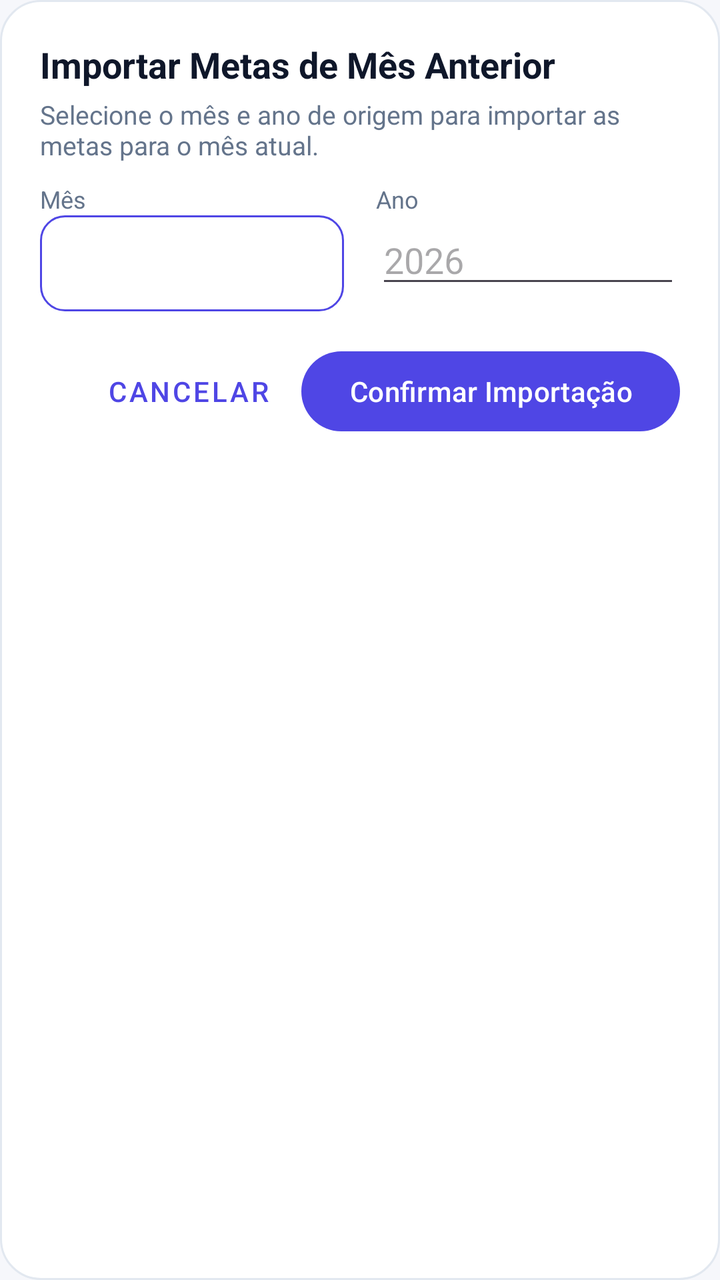
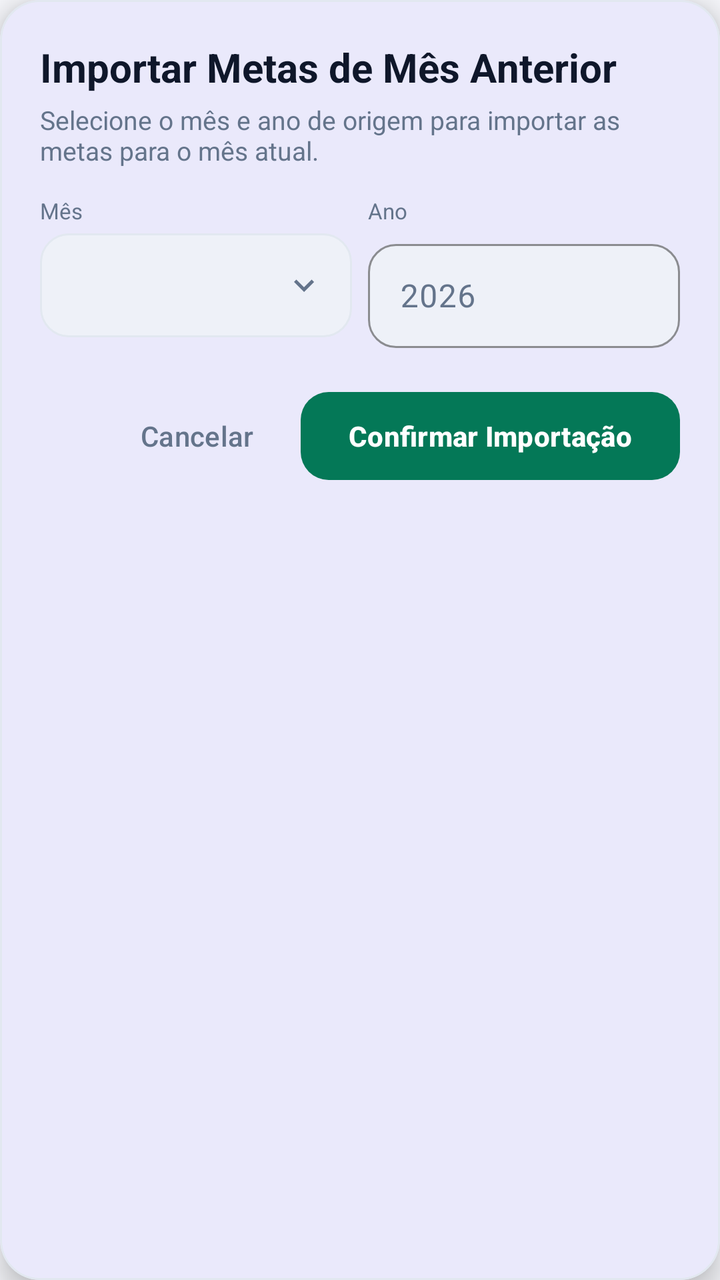

Before-and-after screenshots of an Android layout around one commit, followed by the original layout XML and the change that was made.
<!-- AndroidManifest.xml: application theme Theme.Appfinanceiro -->
<!-- res/layout/dialog_import_goals.xml -->
<?xml version="1.0" encoding="utf-8"?>
<LinearLayout xmlns:android="http://schemas.android.com/apk/res/android"
    android:layout_width="match_parent"
    android:layout_height="wrap_content"
    android:background="@drawable/bg_dialog"
    android:orientation="vertical"
    android:padding="20dp">

    <TextView
        android:layout_width="match_parent"
        android:layout_height="wrap_content"
        android:text="@string/settings_import_title"
        android:textColor="?attr/colorOnSurface"
        android:textSize="18sp"
        android:textStyle="bold" />

    <TextView
        android:layout_width="match_parent"
        android:layout_height="wrap_content"
        android:layout_marginTop="4dp"
        android:text="@string/settings_import_helper"
        android:textColor="?attr/colorOnSurfaceVariant"
        android:textSize="13sp" />

    <LinearLayout
        android:layout_width="match_parent"
        android:layout_height="wrap_content"
        android:layout_marginTop="10dp"
        android:orientation="horizontal">

        <LinearLayout
            android:layout_width="0dp"
            android:layout_height="wrap_content"
            android:layout_marginEnd="8dp"
            android:layout_weight="1"
            android:orientation="vertical">

            <TextView
                style="@style/SettingsHelper"
                android:layout_width="match_parent"
                android:layout_height="wrap_content"
                android:layout_marginTop="0dp"
                android:text="@string/settings_import_month" />

            <Spinner
                android:id="@+id/importMonthSpinner"
                android:layout_width="match_parent"
                android:layout_height="48dp"
                android:background="@drawable/glass_button_background"
                android:paddingStart="12dp"
                android:paddingEnd="12dp" />
        </LinearLayout>

        <LinearLayout
            android:layout_width="0dp"
            android:layout_height="wrap_content"
            android:layout_marginStart="8dp"
            android:layout_weight="1"
            android:orientation="vertical">

            <TextView
                style="@style/SettingsHelper"
                android:layout_width="match_parent"
                android:layout_height="wrap_content"
                android:layout_marginTop="0dp"
                android:text="@string/settings_import_year" />

            <EditText
                android:id="@+id/importYearEditText"
                android:layout_width="match_parent"
                android:layout_height="wrap_content"
                android:hint="@string/settings_year_hint"
                android:inputType="number"
                android:maxLength="4"
                android:singleLine="true" />
        </LinearLayout>
    </LinearLayout>

    <LinearLayout
        android:layout_width="match_parent"
        android:layout_height="wrap_content"
        android:layout_marginTop="16dp"
        android:gravity="end"
        android:orientation="horizontal">

        <com.google.android.material.button.MaterialButton
            android:id="@+id/cancelImportButton"
            style="@style/Widget.MaterialComponents.Button.TextButton"
            android:layout_width="wrap_content"
            android:layout_height="wrap_content"
            android:text="@string/history_cancel" />

        <com.google.android.material.button.MaterialButton
            android:id="@+id/confirmImportButton"
            android:layout_width="wrap_content"
            android:layout_height="wrap_content"
            android:layout_marginStart="8dp"
            android:text="@string/settings_import_confirm" />
    </LinearLayout>
</LinearLayout>
<!-- resources referenced by this layout -->
<resources>
  <!-- drawable bg_dialog (drawable) -->
  <?xml version="1.0" encoding="utf-8"?>
  <shape xmlns:android="http://schemas.android.com/apk/res/android"
      android:shape="rectangle">
      <solid android:color="?attr/colorSurface" />
      <corners android:radius="20dp" />
      <stroke
          android:width="1dp"
          android:color="?attr/colorOutline" />
  </shape>
  <!-- drawable glass_button_background (drawable) -->
  <?xml version="1.0" encoding="utf-8"?>
  <shape xmlns:android="http://schemas.android.com/apk/res/android"
      android:shape="rectangle">
  
      <solid android:color="?attr/colorSurface" />
  
      <corners android:radius="12dp" />
  
      <stroke
          android:width="1dp"
          android:color="?attr/colorPrimary" />
  
  </shape>
  <string name="history_cancel">Cancelar</string>
  <string name="settings_import_confirm">Confirmar Importação</string>
  <string name="settings_import_helper">Selecione o mês e ano de origem para importar as metas para o mês atual.</string>
  <string name="settings_import_month">Mês</string>
  <string name="settings_import_title">Importar Metas de Mês Anterior</string>
  <string name="settings_import_year">Ano</string>
  <string name="settings_year_hint">2026</string>
  <style name="SettingsHelper">
          <item name="android:layout_marginTop">2dp</item>
          <item name="android:textColor">?attr/colorOnSurfaceVariant</item>
          <item name="android:textSize">12sp</item>
      </style>
  <style name="Theme.Appfinanceiro" parent="Theme.Appfinanceiro.Base">
          <item name="android:windowLightStatusBar">true</item>
          <item name="android:windowLightNavigationBar">true</item>
      </style>
  <color name="brand_primary">#FF4F46E5</color>
  <color name="on_brand">#FFFFFFFF</color>
  <color name="surface_variant">#FFEEF1F8</color>
  <color name="on_surface">#FF0F172A</color>
  <color name="brand_secondary">#FF0EA5E9</color>
  <color name="cta_primary">#FF047857</color>
  <color name="on_cta">#FFFFFFFF</color>
  <color name="surface">#FFFFFFFF</color>
  <color name="on_surface_variant">#FF64748B</color>
  <color name="surface_elevated">#FFFFFFFF</color>
  <color name="background">#FFF6F7FB</color>
  <color name="on_background">#FF0F172A</color>
  <color name="error">#FFDC2626</color>
  <color name="on_error">#FFFFFFFF</color>
  <color name="outline">#FFE2E8F0</color>
  <!-- unchanged entries left out for length: 1 -->
</resources>

<!-- the commit's change to res/layout/dialog_import_goals.xml (unified diff, before → after) -->
@@ -1,100 +1,119 @@
 <?xml version="1.0" encoding="utf-8"?>
-<LinearLayout xmlns:android="http://schemas.android.com/apk/res/android"
+<com.google.android.material.card.MaterialCardView xmlns:android="http://schemas.android.com/apk/res/android"
+    xmlns:app="http://schemas.android.com/apk/res-auto"
+    style="@style/ModernCard"
     android:layout_width="match_parent"
     android:layout_height="wrap_content"
-    android:background="@drawable/bg_dialog"
-    android:orientation="vertical"
-    android:padding="20dp">
-
-    <TextView
-        android:layout_width="match_parent"
-        android:layout_height="wrap_content"
-        android:text="@string/settings_import_title"
-        android:textColor="?attr/colorOnSurface"
-        android:textSize="18sp"
-        android:textStyle="bold" />
-
-    <TextView
-        android:layout_width="match_parent"
-        android:layout_height="wrap_content"
-        android:layout_marginTop="4dp"
-        android:text="@string/settings_import_helper"
-        android:textColor="?attr/colorOnSurfaceVariant"
-        android:textSize="13sp" />
+    app:cardElevation="8dp">
 
     <LinearLayout
         android:layout_width="match_parent"
         android:layout_height="wrap_content"
-        android:layout_marginTop="10dp"
-        android:orientation="horizontal">
+        android:orientation="vertical"
+        android:padding="20dp">
+
+        <TextView
+            android:layout_width="match_parent"
+            android:layout_height="wrap_content"
+            android:text="@string/settings_import_title"
+            android:textColor="?attr/colorOnSurface"
+            android:textSize="20sp"
+            android:textStyle="bold" />
+
+        <TextView
+            android:layout_width="match_parent"
+            android:layout_height="wrap_content"
+            android:layout_marginTop="4dp"
+            android:text="@string/settings_import_helper"
+            android:textColor="?attr/colorOnSurfaceVariant"
+            android:textSize="13sp" />
 
         <LinearLayout
-            android:layout_width="0dp"
+            android:layout_width="match_parent"
             android:layout_height="wrap_content"
-            android:layout_marginEnd="8dp"
-            android:layout_weight="1"
-            android:orientation="vertical">
+            android:layout_marginTop="14dp"
+            android:orientation="horizontal">
 
-            <TextView
-                style="@style/SettingsHelper"
-                android:layout_width="match_parent"
+            <LinearLayout
+                android:layout_width="0dp"
                 android:layout_height="wrap_content"
-                android:layout_marginTop="0dp"
-                android:text="@string/settings_import_month" />
+                android:layout_marginEnd="4dp"
+                android:layout_weight="1"
+                android:orientation="vertical">
 
-            <Spinner
-                android:id="@+id/importMonthSpinner"
-                android:layout_width="match_parent"
-                android:layout_height="48dp"
-                android:background="@drawable/glass_button_background"
-                android:paddingStart="12dp"
-                android:paddingEnd="12dp" />
+                <TextView
+                    android:layout_width="match_parent"
+                    android:layout_height="wrap_content"
+                    android:text="@string/settings_import_month"
+                    android:textColor="?attr/colorOnSurfaceVariant"
+                    android:textSize="11sp" />
+
+                <Spinner
+                    android:id="@+id/importMonthSpinner"
+                    android:layout_width="match_parent"
+                    android:layout_height="52dp"
+                    android:layout_marginTop="4dp"
+                    android:background="@drawable/bg_spinner_selector"
+                    android:paddingStart="16dp"
+                    android:paddingEnd="44dp" />
+            </LinearLayout>
+
+            <LinearLayout
+                android:layout_width="0dp"
+                android:layout_height="wrap_content"
+                android:layout_marginStart="4dp"
+                android:layout_weight="1"
+                android:orientation="vertical">
+
+                <TextView
+                    android:layout_width="match_parent"
+                    android:layout_height="wrap_content"
+                    android:text="@string/settings_import_year"
+                    android:textColor="?attr/colorOnSurfaceVariant"
+                    android:textSize="11sp" />
+
+                <com.google.android.material.textfield.TextInputLayout
+                    style="@style/ModernTextInput"
+                    android:layout_width="match_parent"
+                    android:layout_height="wrap_content"
+                    android:layout_marginTop="4dp"
+                    android:hint="@string/settings_year_hint">
+
+                    <com.google.android.material.textfield.TextInputEditText
+                        android:id="@+id/importYearEditText"
+                        android:layout_width="match_parent"
+                        android:layout_height="52dp"
+                        android:inputType="number"
+                        android:maxLength="4"
+                        android:singleLine="true"
+                        android:textColor="?attr/colorOnSurface" />
+                </com.google.android.material.textfield.TextInputLayout>
+            </LinearLayout>
         </LinearLayout>
 
         <LinearLayout
-            android:layout_width="0dp"
+            android:layout_width="match_parent"
             android:layout_height="wrap_content"
-            android:layout_marginStart="8dp"
-            android:layout_weight="1"
-            android:orientation="vertical">
+            android:layout_marginTop="18dp"
+            android:gravity="end"
+            android:orientation="horizontal">
 
-            <TextView
-                style="@style/SettingsHelper"
-                android:layout_width="match_parent"
-                android:layout_height="wrap_content"
-                android:layout_marginTop="0dp"
-                android:text="@string/settings_import_year" />
+            <com.google.android.material.button.MaterialButton
+                android:id="@+id/cancelImportButton"
+                style="@style/Widget.Material3.Button.TextButton"
+                android:layout_width="wrap_content"
+                android:layout_height="48dp"
+                android:text="@string/history_cancel"
+                android:textAllCaps="false"
+                android:textColor="?attr/colorOnSurfaceVariant" />
 
-            <EditText
-                android:id="@+id/importYearEditText"
-                android:layout_width="match_parent"
-                android:layout_height="wrap_content"
-                android:hint="@string/settings_year_hint"
-                android:inputType="number"
-                android:maxLength="4"
-                android:singleLine="true" />
+            <com.google.android.material.button.MaterialButton
+                android:id="@+id/confirmImportButton"
+                style="@style/PrimaryCTAButton"
+                android:layout_width="wrap_content"
+                android:layout_height="52dp"
+                android:layout_marginStart="8dp"
+                android:text="@string/settings_import_confirm" />
         </LinearLayout>
     </LinearLayout>
-
-    <LinearLayout
-        android:layout_width="match_parent"
-        android:layout_height="wrap_content"
-        android:layout_marginTop="16dp"
-        android:gravity="end"
-        android:orientation="horizontal">
-
-        <com.google.android.material.button.MaterialButton
-            android:id="@+id/cancelImportButton"
-            style="@style/Widget.MaterialComponents.Button.TextButton"
-            android:layout_width="wrap_content"
-            android:layout_height="wrap_content"
-            android:text="@string/history_cancel" />
-
-        <com.google.android.material.button.MaterialButton
-            android:id="@+id/confirmImportButton"
-            android:layout_width="wrap_content"
-            android:layout_height="wrap_content"
-            android:layout_marginStart="8dp"
-            android:text="@string/settings_import_confirm" />
-    </LinearLayout>
-</LinearLayout>
+</com.google.android.material.card.MaterialCardView>
<!-- resource entries referenced after the edit -->
@@ -1,29 +1,24 @@
 <!-- resources referenced by this layout -->
 <resources>
-  <!-- drawable bg_dialog (drawable) -->
+  <!-- drawable bg_spinner_selector (drawable) -->
   <?xml version="1.0" encoding="utf-8"?>
-  <shape xmlns:android="http://schemas.android.com/apk/res/android"
-      android:shape="rectangle">
-      <solid android:color="?attr/colorSurface" />
-      <corners android:radius="20dp" />
-      <stroke
-          android:width="1dp"
-          android:color="?attr/colorOutline" />
-  </shape>
-  <!-- drawable glass_button_background (drawable) -->
-  <?xml version="1.0" encoding="utf-8"?>
-  <shape xmlns:android="http://schemas.android.com/apk/res/android"
-      android:shape="rectangle">
-  
-      <solid android:color="?attr/colorSurface" />
-  
-      <corners android:radius="12dp" />
-  
-      <stroke
-          android:width="1dp"
-          android:color="?attr/colorPrimary" />
-  
-  </shape>
+  <layer-list xmlns:android="http://schemas.android.com/apk/res/android">
+      <item>
+          <shape android:shape="rectangle">
+              <solid android:color="?attr/colorSurfaceVariant" />
+              <corners android:radius="14dp" />
+              <stroke
+                  android:width="1dp"
+                  android:color="?attr/colorOutline" />
+          </shape>
+      </item>
+      <item
+          android:width="20dp"
+          android:height="20dp"
+          android:drawable="@drawable/ic_chevron_down"
+          android:gravity="end|center_vertical"
+          android:right="14dp" />
+  </layer-list>
   <string name="history_cancel">Cancelar</string>
   <string name="settings_import_confirm">Confirmar Importação</string>
   <string name="settings_import_helper">Selecione o mês e ano de origem para importar as metas para o mês atual.</string>
@@ -31,15 +26,48 @@
   <string name="settings_import_title">Importar Metas de Mês Anterior</string>
   <string name="settings_import_year">Ano</string>
   <string name="settings_year_hint">2026</string>
-  <style name="SettingsHelper">
-          <item name="android:layout_marginTop">2dp</item>
-          <item name="android:textColor">?attr/colorOnSurfaceVariant</item>
-          <item name="android:textSize">12sp</item>
+  <style name="ModernCard" parent="Widget.Material3.CardView.Filled">
+          <item name="cardBackgroundColor">?attr/colorSurface</item>
+          <item name="cardCornerRadius">20dp</item>
+          <item name="cardElevation">2dp</item>
+          <item name="strokeColor">?attr/colorOutline</item>
+          <item name="strokeWidth">1dp</item>
+      </style>
+  <style name="ModernTextInput" parent="Widget.Material3.TextInputLayout.OutlinedBox">
+          <item name="boxBackgroundColor">?attr/colorSurfaceVariant</item>
+          <item name="boxStrokeColor">?attr/colorPrimary</item>
+          <item name="boxStrokeWidth">1dp</item>
+          <item name="boxStrokeWidthFocused">2dp</item>
+          <item name="android:textColorHint">?attr/colorOnSurfaceVariant</item>
+          <item name="hintTextColor">?attr/colorOnSurfaceVariant</item>
+          <item name="boxCornerRadiusTopStart">14dp</item>
+          <item name="boxCornerRadiusTopEnd">14dp</item>
+          <item name="boxCornerRadiusBottomStart">14dp</item>
+          <item name="boxCornerRadiusBottomEnd">14dp</item>
+      </style>
+  <style name="PrimaryCTAButton" parent="Widget.Material3.Button">
+          <item name="backgroundTint">?attr/colorTertiary</item>
+          <item name="android:textColor">?attr/colorOnTertiary</item>
+          <item name="android:textAllCaps">false</item>
+          <item name="android:textStyle">bold</item>
+          <item name="android:minHeight">52dp</item>
+          <item name="cornerRadius">14dp</item>
       </style>
   <style name="Theme.Appfinanceiro" parent="Theme.Appfinanceiro.Base">
           <item name="android:windowLightStatusBar">true</item>
           <item name="android:windowLightNavigationBar">true</item>
       </style>
+  <!-- drawable ic_chevron_down (drawable) -->
+  <?xml version="1.0" encoding="utf-8"?>
+  <vector xmlns:android="http://schemas.android.com/apk/res/android"
+      android:width="24dp"
+      android:height="24dp"
+      android:viewportWidth="24"
+      android:viewportHeight="24">
+      <path
+          android:fillColor="@color/on_surface_variant"
+          android:pathData="M7.41,8.59L12,13.17l4.59,-4.58L18,10l-6,6 -6,-6z" />
+  </vector>
   <color name="brand_primary">#FF4F46E5</color>
   <color name="on_brand">#FFFFFFFF</color>
   <color name="surface_variant">#FFEEF1F8</color>
